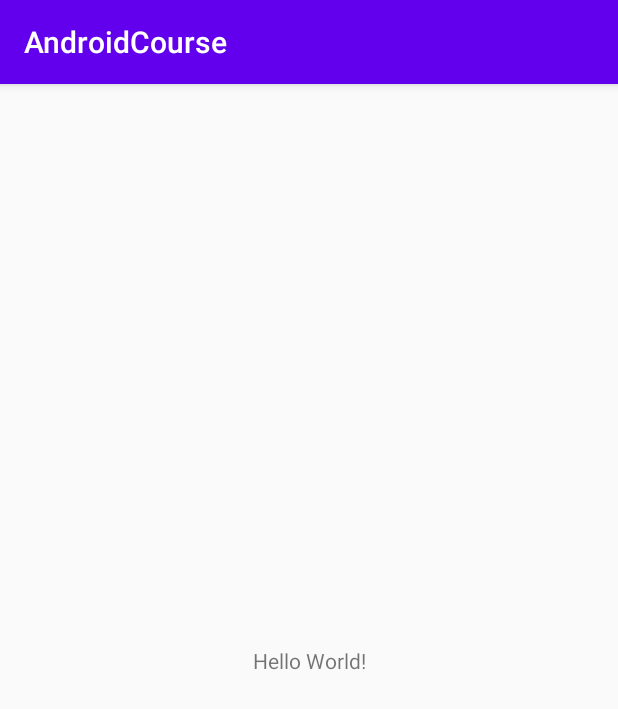
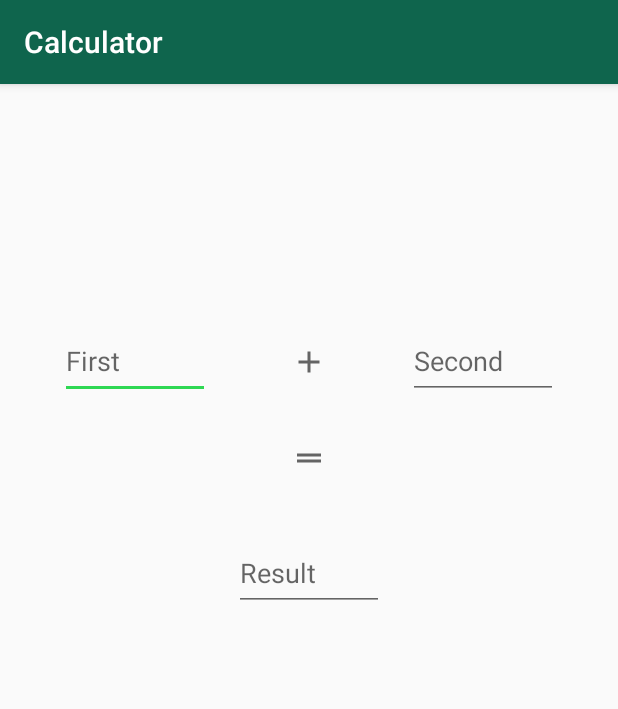
Before and after one commit to ddddi21/AndroidCourse, an Android app: the MainActivity screen opened directly, with no data from a screen before it, on a phone screen of 412 x 824 dp. Shown: the top 709 px of the screen. Run offline under Robolectric (Android 15) with nearby library versions, the phone set to English and light mode, and no system bars; our stand-ins replace RxJava; libraries missing offline, so code that uses them is left out: com.jakewharton.rxrelay2; 2 statements that could not run were skipped.

Commit message:
add hw with calculator on mvi

```diff
--- a/app/src/main/java/com/example/androidcourse/MainActivity.kt
+++ b/app/src/main/java/com/example/androidcourse/MainActivity.kt
@@ -1,11 +1,105 @@
 package com.example.androidcourse
 
+import android.annotation.SuppressLint
 import androidx.appcompat.app.AppCompatActivity
 import android.os.Bundle
+import androidx.appcompat.app.AlertDialog
+import androidx.core.view.isVisible
+import androidx.core.widget.doAfterTextChanged
+import com.example.androidcourse.common.Constants
+import com.example.androidcourse.data.CalculatorService
+import com.example.androidcourse.databinding.ActivityMainBinding
+import com.example.androidcourse.store.*
+import com.example.androidcourse.store.sideEffects.WriteNumberSideEffect
+import com.jakewharton.rxrelay2.PublishRelay
+import io.reactivex.android.schedulers.AndroidSchedulers
+import kotlinx.android.synthetic.main.activity_main.*
+
+private const val TAG_PROGRAMMATICALLY = "programmatically"
+private const val TAG_EMPTY = ""
 
 class MainActivity : AppCompatActivity() {
+
+    private val relay = PublishRelay.create<MainActivityNews>()
+
+    private lateinit var binding: ActivityMainBinding
+
+    private val store =
+        MainActivityStore(
+            listOf(WriteNumberSideEffect(CalculatorService(), relay)),
+            relay
+        )
+
+    private var TAG: String? = ""
+
+    @SuppressLint("CheckResult")
     override fun onCreate(savedInstanceState: Bundle?) {
         super.onCreate(savedInstanceState)
-        setContentView(R.layout.activity_main)
+        binding = ActivityMainBinding.inflate(layoutInflater)
+        setContentView(binding.root)
+
+        store.state
+            .observeOn(AndroidSchedulers.mainThread())
+            .subscribe(::renderPage)
+
+        store.newsRelay
+            .observeOn(AndroidSchedulers.mainThread())
+            .subscribe(::renderNews)
+
+        setupTextChangedListeners()
+    }
+
+    private fun renderPage(state: MainActivityState) {
+        state.values?.let {
+            TAG = TAG_PROGRAMMATICALLY
+
+            if (firstNumberEditText.text.toString() != it.first) {
+                firstNumberEditText.setText(it.first)
+            }
+            if (secondNumberEditText.text.toString() != it.second) {
+                secondNumberEditText.setText(it.second)
+            }
+            resultEditText.setText(it.third.toString())
+
+            TAG = TAG_EMPTY
+        }
+
+        binding.progressBar.isVisible = state.isLoading
+    }
+
+    private fun renderNews(news: MainActivityNews) {
+        when (news) {
+            is ShowComputationError -> buildAlertDialog(news.error)
+        }
+    }
+
+    private fun setupTextChangedListeners() {
+        binding.firstNumberEditText.doAfterTextChanged { text ->
+            updateValues(Pair(Constants.FIRST_TERM, text.toString()))
+        }
+
+        binding.secondNumberEditText.doAfterTextChanged { text ->
+            updateValues(Pair(Constants.SECOND_TERM, text.toString()))
+        }
+
+        binding.resultEditText.doAfterTextChanged { text ->
+            updateValues(Pair(Constants.SUM, text.toString()))
+        }
+    }
+
+    private fun updateValues(newValue: Pair<String, String>) {
+        if (TAG != TAG_PROGRAMMATICALLY) {
+            store.actionRelay.onNext(
+                WriteValues(newValue)
+            )
+        }
+    }
+
+    private fun buildAlertDialog(message: String) {
+        AlertDialog.Builder(this)
+            .setTitle(R.string.error_title)
+            .setMessage(message)
+            .setPositiveButton(R.string.alert_dialog_positive_button) { _, _ -> }
+            .show()
     }
 }
--- /dev/null
+++ b/app/src/main/java/com/example/androidcourse/store/MainActivityNews.kt
@@ -0,0 +1,5 @@
+package com.example.androidcourse.store
+
+sealed class MainActivityNews
+
+class ShowComputationError(val error: String) : MainActivityNews()
--- /dev/null
+++ b/app/src/main/res/drawable/ic_baseline_add_24.xml
@@ -0,0 +1,10 @@
+<vector xmlns:android="http://schemas.android.com/apk/res/android"
+    android:width="24dp"
+    android:height="24dp"
+    android:viewportWidth="24"
+    android:viewportHeight="24"
+    android:tint="?attr/colorControlNormal">
+  <path
+      android:fillColor="@android:color/white"
+      android:pathData="M19,13h-6v6h-2v-6H5v-2h6V5h2v6h6v2z"/>
+</vector>
--- /dev/null
+++ b/app/src/main/res/drawable/ic_baseline_drag_handle_24.xml
@@ -0,0 +1,10 @@
+<vector xmlns:android="http://schemas.android.com/apk/res/android"
+    android:width="24dp"
+    android:height="24dp"
+    android:viewportWidth="24"
+    android:viewportHeight="24"
+    android:tint="?attr/colorControlNormal">
+  <path
+      android:fillColor="@android:color/white"
+      android:pathData="M20,9H4v2h16V9zM4,15h16v-2H4V15z"/>
+</vector>
--- a/app/src/main/res/layout/activity_main.xml
+++ b/app/src/main/res/layout/activity_main.xml
@@ -6,13 +6,67 @@
     android:layout_height="match_parent"
     tools:context=".MainActivity">
 
-    <TextView
+    <EditText
+        android:id="@+id/firstNumberEditText"
+        android:layout_width="@dimen/default_folder_width"
+        android:layout_height="@dimen/default_folder_height"
+        android:layout_marginStart="@dimen/folder_1_margin_start"
+        android:layout_marginTop="@dimen/default_folder_margin_top"
+        android:hint="@string/field_1"
+        android:inputType="numberDecimal"
+        app:layout_constraintStart_toStartOf="parent"
+        app:layout_constraintTop_toTopOf="parent" />
+
+    <EditText
+        android:id="@+id/secondNumberEditText"
+        android:layout_width="@dimen/default_folder_width"
+        android:layout_height="@dimen/default_folder_height"
+        android:layout_marginTop="@dimen/default_folder_margin_top"
+        android:layout_marginEnd="@dimen/folder_2_margin_end"
+        android:hint="@string/field_2"
+        android:inputType="numberDecimal"
+        app:layout_constraintEnd_toEndOf="parent"
+        app:layout_constraintTop_toTopOf="parent" />
+
+    <EditText
+        android:id="@+id/resultEditText"
+        android:layout_width="@dimen/default_folder_width"
+        android:layout_height="@dimen/default_folder_height"
+        android:hint="@string/field_result"
+        android:inputType="numberDecimal"
+        android:layout_marginTop="@dimen/default_margin_top"
+        app:layout_constraintEnd_toEndOf="@+id/EqualsImageView"
+        app:layout_constraintStart_toStartOf="@+id/EqualsImageView"
+        app:layout_constraintTop_toBottomOf="@+id/EqualsImageView" />
+
+    <ProgressBar
+        android:id="@+id/progressBar"
         android:layout_width="wrap_content"
         android:layout_height="wrap_content"
-        android:text="Hello World!"
-        app:layout_constraintBottom_toBottomOf="parent"
-        app:layout_constraintLeft_toLeftOf="parent"
-        app:layout_constraintRight_toRightOf="parent"
-        app:layout_constraintTop_toTopOf="parent" />
+        android:visibility="gone"
+        android:layout_marginTop="@dimen/default_margin_top"
+        app:layout_constraintEnd_toEndOf="parent"
+        app:layout_constraintStart_toStartOf="parent"
+        app:layout_constraintTop_toBottomOf="@+id/resultEditText" />
+
+    <ImageView
+        android:id="@+id/plusImageView"
+        android:layout_width="wrap_content"
+        android:layout_height="wrap_content"
+        app:layout_constraintBottom_toBottomOf="@+id/firstNumberEditText"
+        app:layout_constraintEnd_toStartOf="@+id/secondNumberEditText"
+        app:layout_constraintStart_toEndOf="@+id/firstNumberEditText"
+        app:layout_constraintTop_toTopOf="@+id/firstNumberEditText"
+        app:srcCompat="@drawable/ic_baseline_add_24" />
+
+    <ImageView
+        android:id="@+id/EqualsImageView"
+        android:layout_width="wrap_content"
+        android:layout_height="wrap_content"
+        android:layout_marginTop="@dimen/default_margin_top"
+        app:layout_constraintEnd_toEndOf="@+id/plusImageView"
+        app:layout_constraintStart_toStartOf="@+id/plusImageView"
+        app:layout_constraintTop_toBottomOf="@+id/plusImageView"
+        app:srcCompat="@drawable/ic_baseline_drag_handle_24" />
 
 </androidx.constraintlayout.widget.ConstraintLayout>
--- a/app/src/main/res/values/colors.xml
+++ b/app/src/main/res/values/colors.xml
@@ -1,6 +1,6 @@
 <?xml version="1.0" encoding="utf-8"?>
 <resources>
-    <color name="colorPrimary">#6200EE</color>
-    <color name="colorPrimaryDark">#3700B3</color>
-    <color name="colorAccent">#03DAC5</color>
+    <color name="colorPrimary">#0F654D</color>
+    <color name="colorPrimaryDark">#022C12</color>
+    <color name="colorAccent">#D506D132</color>
 </resources>
--- /dev/null
+++ b/app/src/main/res/values/dimens.xml
@@ -0,0 +1,10 @@
+<?xml version="1.0" encoding="utf-8"?>
+<resources>
+    <dimen name="default_folder_height">50dp</dimen>
+    <dimen name="default_folder_width">100dp</dimen>
+    <dimen name="default_margin_top">40dp</dimen>
+    <dimen name="default_folder_margin_top">160dp</dimen>
+    <dimen name="folder_1_margin_start">40dp</dimen>
+    <dimen name="folder_2_margin_end">40dp</dimen>
+    <dimen name="pb_margin_top">80dp</dimen>
+</resources>
--- a/app/src/main/res/values/strings.xml
+++ b/app/src/main/res/values/strings.xml
@@ -1,3 +1,11 @@
 <resources>
-    <string name="app_name">AndroidCourse</string>
+    <string name="app_name">Calculator</string>
+    <string name="field_1">First</string>
+    <string name="field_2">Second</string>
+    <string name="field_result">Result</string>
+    <string name="calculate">Calculate</string>
+
+    <string name="error_title">Error</string>
+
+    <string name="alert_dialog_positive_button">Ok</string>
 </resources>
```
Also changed, not shown: app/build.gradle (+18 -0 lines), app/src/main/java/com/example/androidcourse/common/Constants.kt (added, +9 -0 lines), app/src/main/java/com/example/androidcourse/common/exception/DomainException.kt (added, +9 -0 lines), app/src/main/java/com/example/androidcourse/data/CalculatorService.kt (added, +23 -0 lines), app/src/main/java/com/example/androidcourse/store/MainActivityAction.kt (added, +11 -0 lines), app/src/main/java/com/example/androidcourse/store/MainActivityReducer.kt (added, +42 -0 lines), app/src/main/java/com/example/androidcourse/store/MainActivityState.kt (added, +11 -0 lines), app/src/main/java/com/example/androidcourse/store/MainActivityStore.kt (added, +20 -0 lines), app/src/main/java/com/example/androidcourse/store/sideEffects/MainActivitySideEffect.kt (added, +7 -0 lines), app/src/main/java/com/example/androidcourse/store/sideEffects/WriteNumberSideEffect.kt (added, +135 -0 lines).
